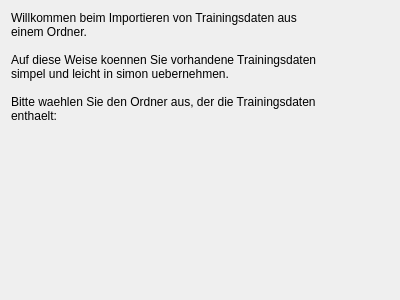
KDE/simon, file simon/src/simonmodelmanagementui/ImportTrainingData/importtrainingdataintrodlg.ui: the form before one commit.
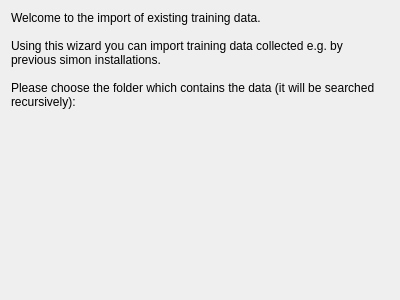
The form after the commit. Custom widgets are drawn as their Qt base class.

What changed in the file:
```diff
--- a/simon/src/simonmodelmanagementui/ImportTrainingData/importtrainingdataintrodlg.ui
+++ b/simon/src/simonmodelmanagementui/ImportTrainingData/importtrainingdataintrodlg.ui
@@ -16,14 +16,11 @@
    <item>
     <widget class="QLabel" name="label" >
      <property name="text" >
-      <string>Willkommen beim Importieren von Trainingsdaten aus
-einem Ordner.
+      <string>Welcome to the import of existing training data.
 
-Auf diese Weise koennen Sie vorhandene Trainingsdaten
-simpel und leicht in simon uebernehmen.
+Using this wizard you can import training data collected e.g. by previous simon installations.
 
-Bitte waehlen Sie den Ordner aus, der die Trainingsdaten
-enthaelt:</string>
+Please choose the folder which contains the data (it will be searched recursively):</string>
      </property>
      <property name="wordWrap" >
       <bool>true</bool>
```
